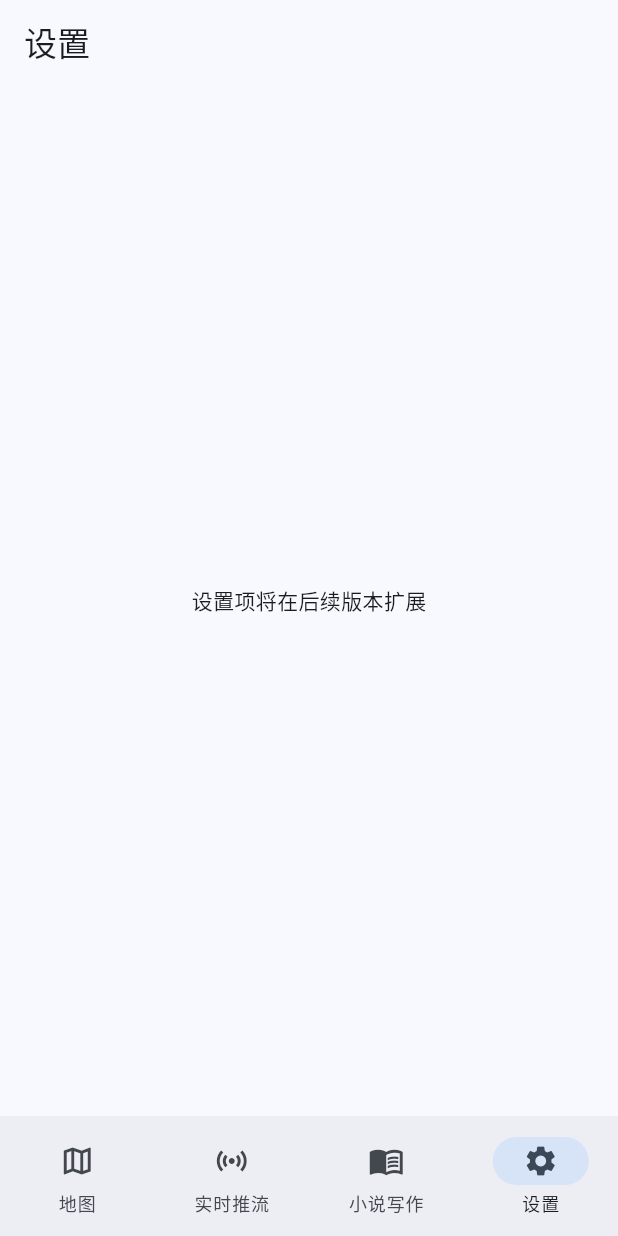
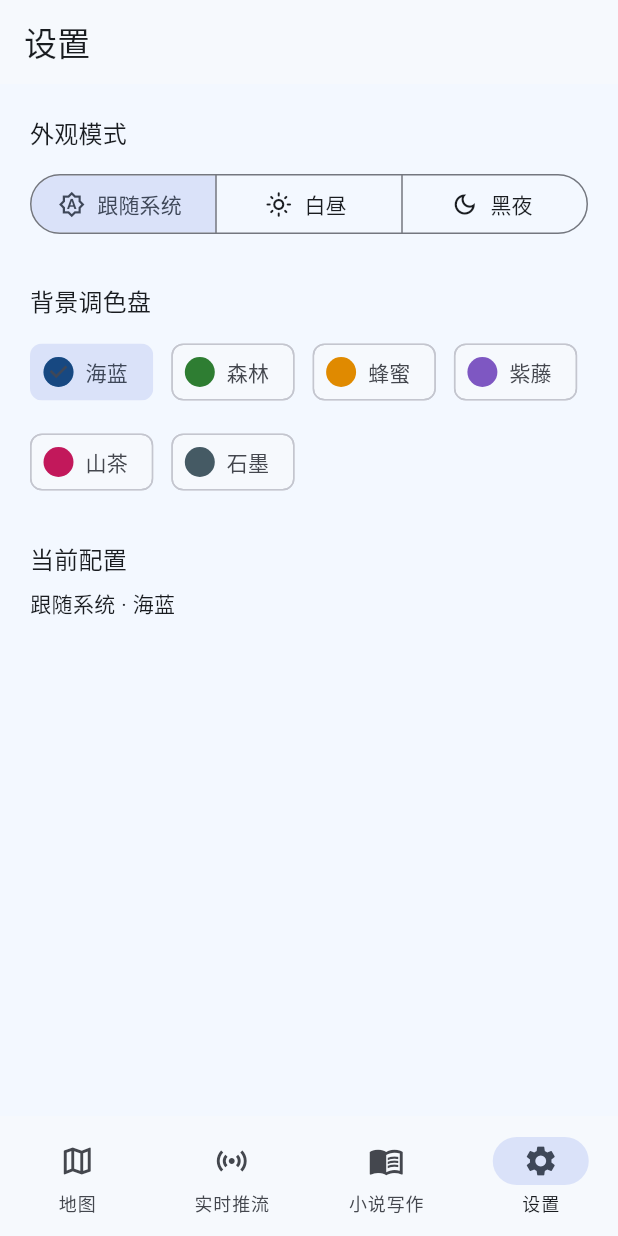
Before and after one commit to buiminhth8-lgtm/smartbee, a Flutter app: the screen it shows after launch, item 4 of the bottom bar chosen, on a phone screen of 412 x 824 dp. Run offline on Flutter 3.47's test engine with Material 3 defaults, Android fonts, the phone set to English and light mode, and no system bars; our stand-ins replace flutter_map, latlong2, shared_preferences; missing offline and left inert: flutter_webrtc; statements that could not run were skipped.

Commit message:
1.新增样式

```diff
--- /dev/null
+++ b/lib/app/app_appearance_state.dart
@@ -0,0 +1,33 @@
+import 'package:flutter/material.dart';
+
+import 'app_palette.dart';
+
+class AppAppearanceState {
+  const AppAppearanceState({
+    required this.themeMode,
+    required this.palette,
+    required this.isLoaded,
+  });
+
+  final ThemeMode themeMode;
+  final AppPalette palette;
+  final bool isLoaded;
+
+  static const initial = AppAppearanceState(
+    themeMode: ThemeMode.system,
+    palette: AppPalette.ocean,
+    isLoaded: false,
+  );
+
+  AppAppearanceState copyWith({
+    ThemeMode? themeMode,
+    AppPalette? palette,
+    bool? isLoaded,
+  }) {
+    return AppAppearanceState(
+      themeMode: themeMode ?? this.themeMode,
+      palette: palette ?? this.palette,
+      isLoaded: isLoaded ?? this.isLoaded,
+    );
+  }
+}
--- /dev/null
+++ b/lib/app/app_palette.dart
@@ -0,0 +1,68 @@
+import 'package:flutter/material.dart';
+
+enum AppPalette {
+  ocean('ocean', Color(0xFF1565C0)),
+  forest('forest', Color(0xFF2E7D32)),
+  honey('honey', Color(0xFFE08A00)),
+  wisteria('wisteria', Color(0xFF7E57C2)),
+  camellia('camellia', Color(0xFFC2185B)),
+  graphite('graphite', Color(0xFF455A64));
+
+  const AppPalette(this.id, this.seedColor);
+
+  final String id;
+  final Color seedColor;
+
+  String get label {
+    return switch (this) {
+      AppPalette.ocean => '海蓝',
+      AppPalette.forest => '森林',
+      AppPalette.honey => '蜂蜜',
+      AppPalette.wisteria => '紫藤',
+      AppPalette.camellia => '山茶',
+      AppPalette.graphite => '石墨',
+    };
+  }
+
+  static AppPalette fromId(String? id) {
+    for (final palette in AppPalette.values) {
+      if (palette.id == id) {
+        return palette;
+      }
+    }
+    return AppPalette.ocean;
+  }
+
+  Color scaffoldBackground(Brightness brightness) {
+    if (brightness == Brightness.dark) {
+      return switch (this) {
+        AppPalette.ocean => const Color(0xFF07111F),
+        AppPalette.forest => const Color(0xFF07160E),
+        AppPalette.honey => const Color(0xFF171006),
+        AppPalette.wisteria => const Color(0xFF120C1F),
+        AppPalette.camellia => const Color(0xFF1D0A13),
+        AppPalette.graphite => const Color(0xFF0B1013),
+      };
+    }
+
+    return switch (this) {
+      AppPalette.ocean => const Color(0xFFF3F8FF),
+      AppPalette.forest => const Color(0xFFF2FAF4),
+      AppPalette.honey => const Color(0xFFFFF8EC),
+      AppPalette.wisteria => const Color(0xFFF9F5FF),
+      AppPalette.camellia => const Color(0xFFFFF5F8),
+      AppPalette.graphite => const Color(0xFFF5F7F8),
+    };
+  }
+
+  Color surfaceColor(Brightness brightness) {
+    if (brightness == Brightness.dark) {
+      return Color.alphaBlend(
+        seedColor.withAlpha(22),
+        scaffoldBackground(brightness),
+      );
+    }
+
+    return Color.alphaBlend(seedColor.withAlpha(10), Colors.white);
+  }
+}
--- a/lib/app/app_shell.dart
+++ b/lib/app/app_shell.dart
@@ -12,16 +12,21 @@ import '../features/novel_writing/application/novel_writing_controller.dart';
 import '../features/novel_writing/infrastructure/local_novel_repository.dart';
 import '../features/novel_writing/infrastructure/storage/novel_storage.dart';
 import '../features/novel_writing/presentation/novel_writing_page.dart';
+import 'app_appearance_controller.dart';
+import 'app_appearance_storage.dart';
+import 'appearance_settings_page.dart';
 
 class AppShell extends StatefulWidget {
   const AppShell({
     super.key,
     this.liveStreamController,
     this.novelWritingController,
+    this.appearanceController,
   });
 
   final LiveStreamController? liveStreamController;
   final NovelWritingController? novelWritingController;
+  final AppAppearanceController? appearanceController;
 
   @override
   State<AppShell> createState() => _AppShellState();
@@ -30,6 +35,8 @@ class AppShell extends StatefulWidget {
 class _AppShellState extends State<AppShell> {
   late final LiveStreamController _liveStreamController;
   late final NovelWritingController _novelWritingController;
+  late final AppAppearanceController _appearanceController;
+  late final bool _ownsAppearanceController;
   int _selectedIndex = 0;
 
   @override
@@ -49,8 +56,17 @@ class _AppShellState extends State<AppShell> {
             storage: NovelStorageFactory.create(),
           ),
         );
+    _ownsAppearanceController = widget.appearanceController == null;
+    _appearanceController =
+        widget.appearanceController ??
+        AppAppearanceController(
+          storage: SharedPreferencesAppAppearanceStorage(),
+        );
     _liveStreamController.loadSavedConfig();
     unawaited(_novelWritingController.loadLibrary());
+    if (_ownsAppearanceController) {
+      unawaited(_appearanceController.load());
+    }
   }
 
   @override
@@ -58,6 +74,9 @@ class _AppShellState extends State<AppShell> {
     _liveStreamController.dispose();
     unawaited(_novelWritingController.close());
     _novelWritingController.dispose();
+    if (_ownsAppearanceController) {
+      _appearanceController.dispose();
+    }
     super.dispose();
   }
 
@@ -71,7 +90,7 @@ class _AppShellState extends State<AppShell> {
       const MapPage(),
       LiveStreamPage(controller: _liveStreamController),
       NovelWritingPage(controller: _novelWritingController),
-      const _SettingsPage(),
+      AppearanceSettingsPage(controller: _appearanceController),
     ];
 
     return LayoutBuilder(
@@ -150,15 +169,3 @@ class _AppShellState extends State<AppShell> {
     );
   }
 }
-
-class _SettingsPage extends StatelessWidget {
-  const _SettingsPage();
-
-  @override
-  Widget build(BuildContext context) {
-    return Scaffold(
-      appBar: AppBar(title: const Text('设置')),
-      body: const Center(child: Text('设置项将在后续版本扩展')),
-    );
-  }
-}
--- /dev/null
+++ b/lib/app/appearance_settings_page.dart
@@ -0,0 +1,88 @@
+import 'dart:async';
+
+import 'package:flutter/material.dart';
+
+import 'app_appearance_controller.dart';
+import 'app_palette.dart';
+
+class AppearanceSettingsPage extends StatelessWidget {
+  const AppearanceSettingsPage({super.key, required this.controller});
+
+  final AppAppearanceController controller;
+
+  @override
+  Widget build(BuildContext context) {
+    return Scaffold(
+      appBar: AppBar(title: const Text('设置')),
+      body: AnimatedBuilder(
+        animation: controller,
+        builder: (context, _) {
+          final state = controller.state;
+          return ListView(
+            padding: const EdgeInsets.all(20),
+            children: [
+              Text('外观模式', style: Theme.of(context).textTheme.titleMedium),
+              const SizedBox(height: 12),
+              SegmentedButton<ThemeMode>(
+                selected: <ThemeMode>{state.themeMode},
+                showSelectedIcon: false,
+                segments: const [
+                  ButtonSegment(
+                    value: ThemeMode.system,
+                    icon: Icon(Icons.brightness_auto_outlined),
+                    label: Text('跟随系统'),
+                  ),
+                  ButtonSegment(
+                    value: ThemeMode.light,
+                    icon: Icon(Icons.light_mode_outlined),
+                    label: Text('白昼'),
+                  ),
+                  ButtonSegment(
+                    value: ThemeMode.dark,
+                    icon: Icon(Icons.dark_mode_outlined),
+                    label: Text('黑夜'),
+                  ),
+                ],
+                onSelectionChanged: (selection) {
+                  unawaited(controller.setThemeMode(selection.single));
+                },
+              ),
+              const SizedBox(height: 28),
+              Text('背景调色盘', style: Theme.of(context).textTheme.titleMedium),
+              const SizedBox(height: 12),
+              Wrap(
+                spacing: 12,
+                runSpacing: 12,
+                children: [
+                  for (final palette in AppPalette.values)
+                    ChoiceChip(
+                      selected: state.palette == palette,
+                      avatar: CircleAvatar(backgroundColor: palette.seedColor),
+                      label: Text(palette.label),
+                      onSelected: (_) {
+                        unawaited(controller.setPalette(palette));
+                      },
+                    ),
+                ],
+              ),
+              const SizedBox(height: 28),
+              Text('当前配置', style: Theme.of(context).textTheme.titleMedium),
+              const SizedBox(height: 8),
+              Text(
+                '${_themeModeLabel(state.themeMode)} · ${state.palette.label}',
+              ),
+            ],
+          );
+        },
+      ),
+    );
+  }
+
+  String _themeModeLabel(ThemeMode mode) {
+    return switch (mode) {
+      ThemeMode.system => '跟随系统',
+      ThemeMode.light => '白昼',
+      ThemeMode.dark => '黑夜',
+    };
+  }
+}
--- a/lib/app/smartbee_app.dart
+++ b/lib/app/smartbee_app.dart
@@ -1,20 +1,66 @@
+import 'dart:async';
+
 import 'package:flutter/material.dart';
 
+import 'app_appearance_controller.dart';
+import 'app_appearance_storage.dart';
 import 'app_shell.dart';
+import 'smartbee_theme.dart';
 
-class SmartbeeApp extends StatelessWidget {
-  const SmartbeeApp({super.key});
+class SmartbeeApp extends StatefulWidget {
+  const SmartbeeApp({super.key, this.appearanceController});
+
+  final AppAppearanceController? appearanceController;
+
+  @override
+  State<SmartbeeApp> createState() => _SmartbeeAppState();
+}
+
+class _SmartbeeAppState extends State<SmartbeeApp> {
+  late final AppAppearanceController _appearanceController;
+  late final bool _ownsAppearanceController;
+
+  @override
+  void initState() {
+    super.initState();
+    _ownsAppearanceController = widget.appearanceController == null;
+    _appearanceController =
+        widget.appearanceController ??
+        AppAppearanceController(
+          storage: SharedPreferencesAppAppearanceStorage(),
+        );
+    unawaited(_appearanceController.load());
+  }
+
+  @override
+  void dispose() {
+    if (_ownsAppearanceController) {
+      _appearanceController.dispose();
+    }
+    super.dispose();
+  }
 
   @override
   Widget build(BuildContext context) {
-    return MaterialApp(
-      title: 'Smartbee',
-      debugShowCheckedModeBanner: false,
-      theme: ThemeData(
-        colorScheme: ColorScheme.fromSeed(seedColor: Colors.blue),
-        useMaterial3: true,
-      ),
-      home: const AppShell(),
+    return AnimatedBuilder(
+      animation: _appearanceController,
+      builder: (context, _) {
+        final appearance = _appearanceController.state;
+        return MaterialApp(
+          title: 'Smartbee',
+          debugShowCheckedModeBanner: false,
+          themeMode: appearance.themeMode,
+          theme: buildSmartbeeTheme(
+            palette: appearance.palette,
+            brightness: Brightness.light,
+          ),
+          darkTheme: buildSmartbeeTheme(
+            palette: appearance.palette,
+            brightness: Brightness.dark,
+          ),
+          home: AppShell(appearanceController: _appearanceController),
+        );
+      },
     );
   }
 }
--- /dev/null
+++ b/lib/app/smartbee_theme.dart
@@ -0,0 +1,44 @@
+import 'package:flutter/material.dart';
+
+import 'app_palette.dart';
+
+ThemeData buildSmartbeeTheme({
+  required AppPalette palette,
+  required Brightness brightness,
+}) {
+  final colorScheme = ColorScheme.fromSeed(
+    seedColor: palette.seedColor,
+    brightness: brightness,
+  );
+  final background = palette.scaffoldBackground(brightness);
+  final surface = palette.surfaceColor(brightness);
+
+  return ThemeData(
+    colorScheme: colorScheme.copyWith(surface: surface),
+    scaffoldBackgroundColor: background,
+    useMaterial3: true,
+    appBarTheme: AppBarTheme(
+      backgroundColor: surface,
+      foregroundColor: colorScheme.onSurface,
+      surfaceTintColor: colorScheme.primary,
+    ),
+    navigationBarTheme: NavigationBarThemeData(
+      backgroundColor: surface,
+      indicatorColor: colorScheme.secondaryContainer,
+    ),
+    navigationRailTheme: NavigationRailThemeData(
+      backgroundColor: surface,
+      indicatorColor: colorScheme.secondaryContainer,
+    ),
+    cardTheme: CardThemeData(
+      color: surface,
+      surfaceTintColor: colorScheme.primary,
+    ),
+    inputDecorationTheme: InputDecorationTheme(
+      filled: true,
+      fillColor: surface,
+      border: const OutlineInputBorder(),
+    ),
+    dividerTheme: DividerThemeData(color: colorScheme.outlineVariant),
+  );
+}
```
Also changed, not shown: lib/app/app_appearance_controller.dart (added, +85 -0 lines), lib/app/app_appearance_storage.dart (added, +64 -0 lines), lib/features/map/map_page.dart (+0 -14 lines), 5 other files.
